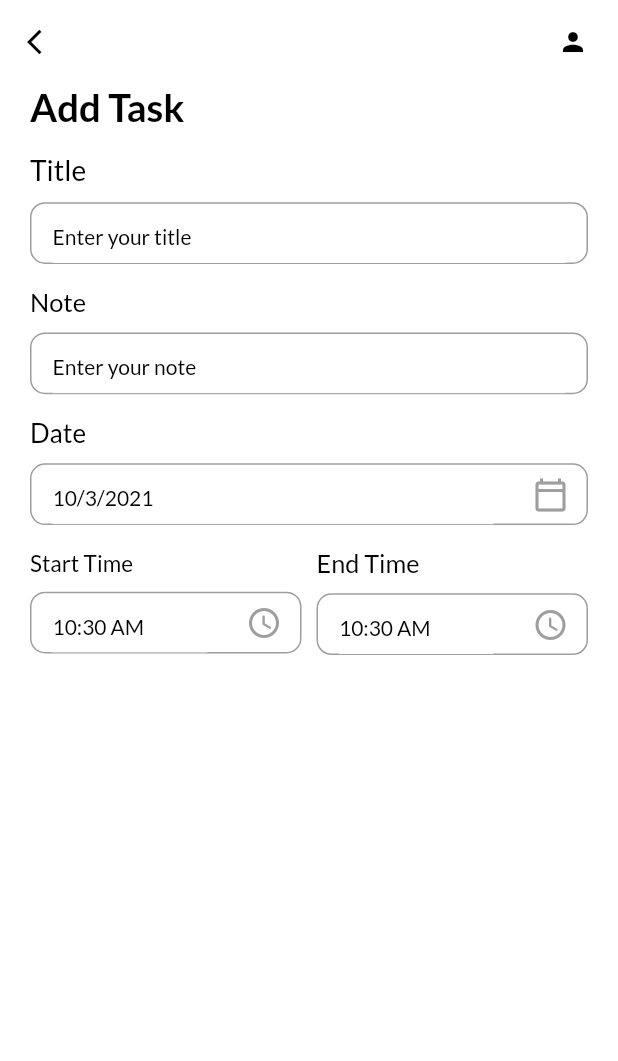
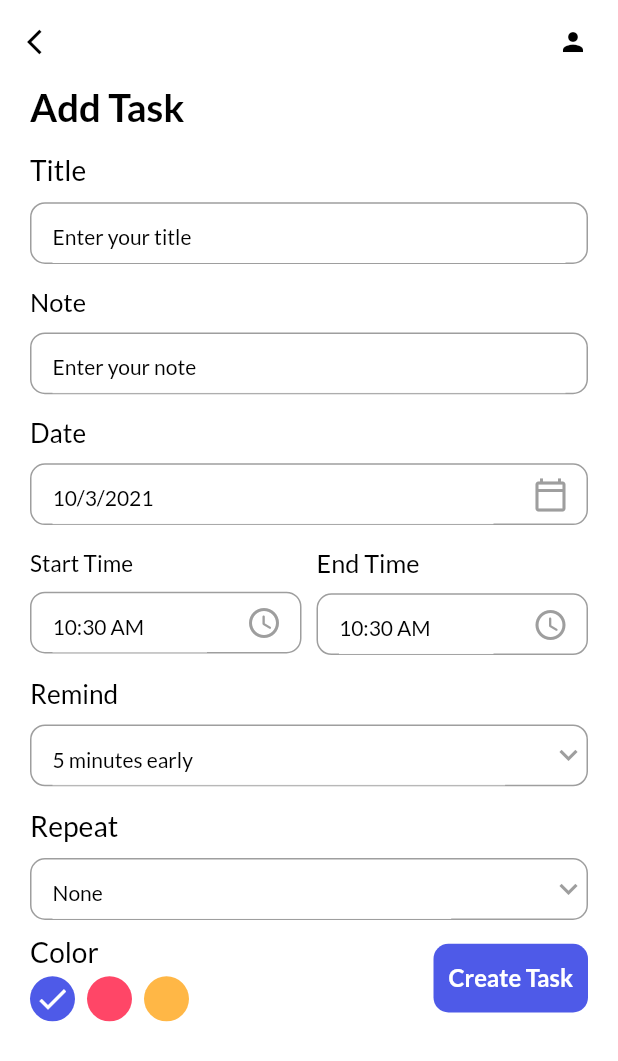
Before and after one commit to achmadrizkin/flutter_todo_app, a Flutter app: the AddTask screen opened directly, on a phone screen of 412 x 824 dp. Shown: the top 1061 px of the screen. Run offline on Flutter 3.47's test engine with Material 2 defaults, Android fonts, the phone set to English and light mode, and no system bars; our stand-ins replace date_picker_timeline, flutter_local_notifications, get, get_storage, google_fonts, timezone; accounts and stored records are empty.

Commit message:
add color and button (button contains validate)

```diff
--- a/lib/ui/addTask/add_task.dart
+++ b/lib/ui/addTask/add_task.dart
@@ -1,7 +1,9 @@
-// ignore_for_file: prefer_const_constructors
+// ignore_for_file: prefer_const_constructors, prefer_final_fields, unused_field
 
 import 'package:flutter/material.dart';
 import 'package:flutter_todo_app/ui/addTask/widget/input_field.dart';
+import 'package:flutter_todo_app/ui/home/widget/button.dart';
+import 'package:flutter_todo_app/utils/color.dart';
 import 'package:flutter_todo_app/utils/responsive_text.dart';
 import 'package:flutter_todo_app/utils/textStyle.dart';
 import 'package:get/get.dart';
@@ -18,6 +20,16 @@ class _AddTaskState extends State<AddTask> {
   DateTime _selectedDate = DateTime.now();
   String _startTime = DateFormat("hh:mm a").format(DateTime.now()).toString();
   String _endTime = DateFormat("hh:mm a").format(DateTime.now()).toString();
+  int _selectedRemind = 5;
+  List<int> remindList = [5, 10, 15, 20, 25, 30];
+
+  String _selectedRepeat = "None";
+  List<String> repeatList = ["None", "Daily", "Weekly", "Monthly"];
+
+  int _selectedColor = 0;
+
+  TextEditingController _titleTextEditingController = TextEditingController();
+  TextEditingController _noteTextEditingController = TextEditingController();
 
   @override
   Widget build(BuildContext context) {
@@ -38,11 +50,13 @@ class _AddTaskState extends State<AddTask> {
                 label: "Title",
                 hintLabel: "Enter your title",
                 textSize: 11,
+                textEditingController: _titleTextEditingController,
               ),
               InputField(
                 label: "Note",
                 hintLabel: "Enter your note",
                 textSize: 11,
+                textEditingController: _noteTextEditingController,
               ),
               InputField(
                 label: "Date",
@@ -90,7 +104,103 @@ class _AddTaskState extends State<AddTask> {
                     ),
                   ),
                 ],
-              )
+              ),
+              InputField(
+                label: "Remind",
+                hintLabel: "$_selectedRemind minutes early",
+                textSize: 7,
+                widget: DropdownButton(
+                  style: subTitleTextStyle,
+                  underline: Container(
+                    height: 0,
+                  ),
+                  onChanged: (String? newValue) {
+                    setState(() {
+                      _selectedRemind = int.parse(newValue!);
+                    });
+                  },
+                  items: remindList.map<DropdownMenuItem<String>>((int value) {
+                    return DropdownMenuItem<String>(
+                      value: value.toString(),
+                      child: Text(value.toString()),
+                    );
+                  }).toList(),
+                  icon: Icon(Icons.keyboard_arrow_down, color: Colors.grey),
+                ),
+              ),
+              InputField(
+                label: "Repeat",
+                hintLabel: _selectedRepeat,
+                textSize: 7,
+                widget: DropdownButton(
+                  style: subTitleTextStyle,
+                  underline: Container(
+                    height: 0,
+                  ),
+                  onChanged: (String? newValue) {
+                    setState(() {
+                      _selectedRepeat = newValue!;
+                    });
+                  },
+                  items:
+                      repeatList.map<DropdownMenuItem<String>>((String value) {
+                    return DropdownMenuItem<String>(
+                      value: value,
+                      child: Text(value),
+                    );
+                  }).toList(),
+                  icon: Icon(Icons.keyboard_arrow_down, color: Colors.grey),
+                ),
+              ),
+              SizedBox(
+                height: 10,
+              ),
+              Row(
+                mainAxisAlignment: MainAxisAlignment.spaceBetween,
+                crossAxisAlignment: CrossAxisAlignment.center,
+                children: [
+                  Column(
+                    crossAxisAlignment: CrossAxisAlignment.start,
+                    children: [
+                      TextResponsive(
+                          sizeText: 9,
+                          textStyle: titleTextStyle,
+                          textResponsive: "Color"),
+                      Wrap(
+                        children: List<Widget>.generate(3, (int index) {
+                          return GestureDetector(
+                            onTap: () {
+                              setState(() {
+                                _selectedColor = index;
+                              });
+                            },
+                            child: Padding(
+                              padding:
+                                  const EdgeInsets.only(right: 8.0, top: 5),
+                              child: CircleAvatar(
+                                radius: 15,
+                                backgroundColor: index == 0
+                                    ? primaryClr
+                                    : index == 1
+                                        ? pinkClr
+                                        : yellowClr,
+                                child: _selectedColor == index
+                                    ? Icon(Icons.done, color: Colors.white)
+                                    : Container(),
+                              ),
+                            ),
+                          );
+                        }),
+                      ),
+                    ],
+                  ),
+                  MyButton(
+                      label: "Create Task",
+                      onTap: () {
+                        validateData();
+                      })
+                ],
+              ),
             ],
           ),
         ),
@@ -124,6 +234,22 @@ class _AddTaskState extends State<AddTask> {
         ),
       ],
     );
+  }
+
+  validateData() {
+    if (_titleTextEditingController.text.isNotEmpty &&
+        _noteTextEditingController.text.isNotEmpty) {
+      // submit data to database
+      Get.back();
+    } else if (_titleTextEditingController.text.isEmpty ||
+        _noteTextEditingController.text.isEmpty) {
+      print("cannot be empty");
+      Get.snackbar("Required", "All fields are required !",
+          snackPosition: SnackPosition.BOTTOM,
+          backgroundColor: Colors.white,
+          colorText: Get.isDarkMode ? Colors.black : Colors.black,
+          icon: Icon(Icons.warning, color: Get.isDarkMode ? Colors.black : Colors.black,));
+    }
   }
 
   _getDateFromUser() async {
```
